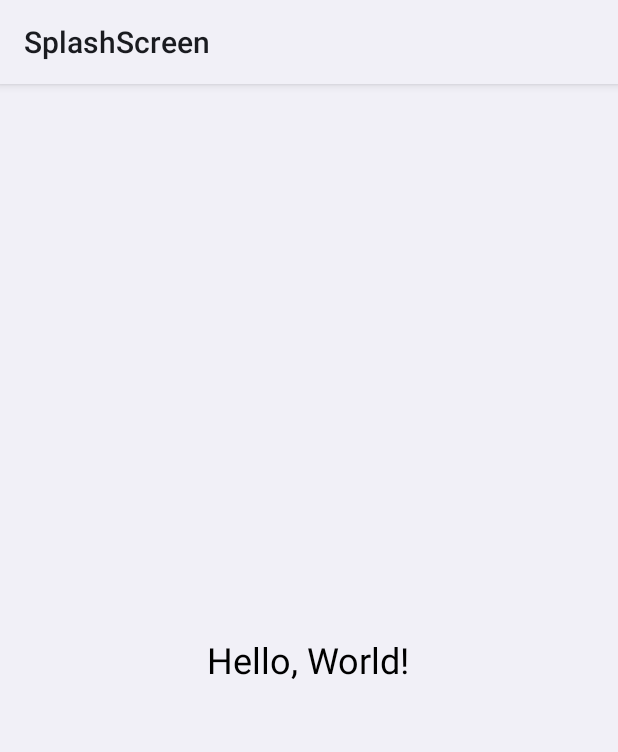
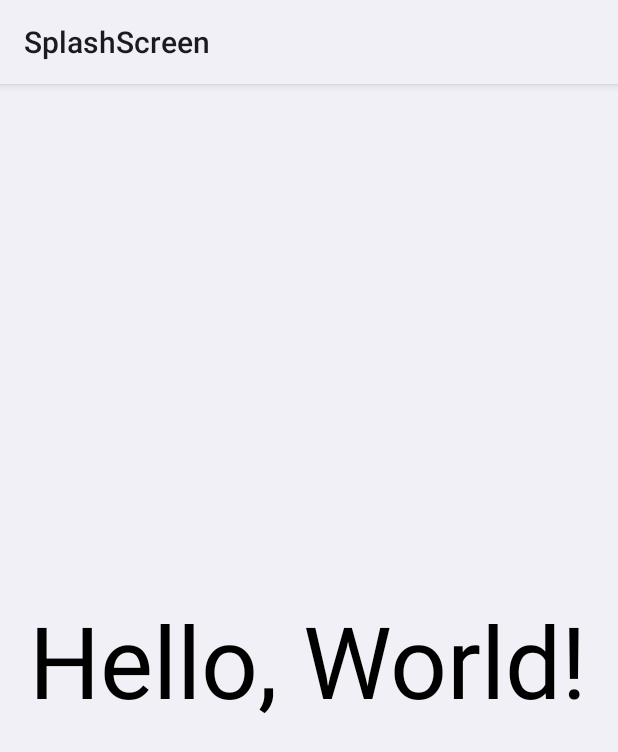
Before and after one commit to Ayip17/SplashScreen-in-Android, an Android app: the layout activity_main.xml on its own in the app's theme, with its tools: preview values and no code run, on a phone screen of 412 x 824 dp. Shown: the top 752 px of the screen. Run offline under Robolectric (Android 15) with nearby library versions, the phone set to English and light mode, and no system bars.

Commit message:
first commit

```diff
--- a/app/src/main/res/layout/activity_main.xml
+++ b/app/src/main/res/layout/activity_main.xml
@@ -10,7 +10,7 @@
         android:layout_width="wrap_content"
         android:layout_height="wrap_content"
         android:text="Hello, World!"
-        android:textSize="24sp"
+        android:textSize="100px"
         android:textColor="@android:color/black"
         android:layout_centerInParent="true" />
 </RelativeLayout>
```
